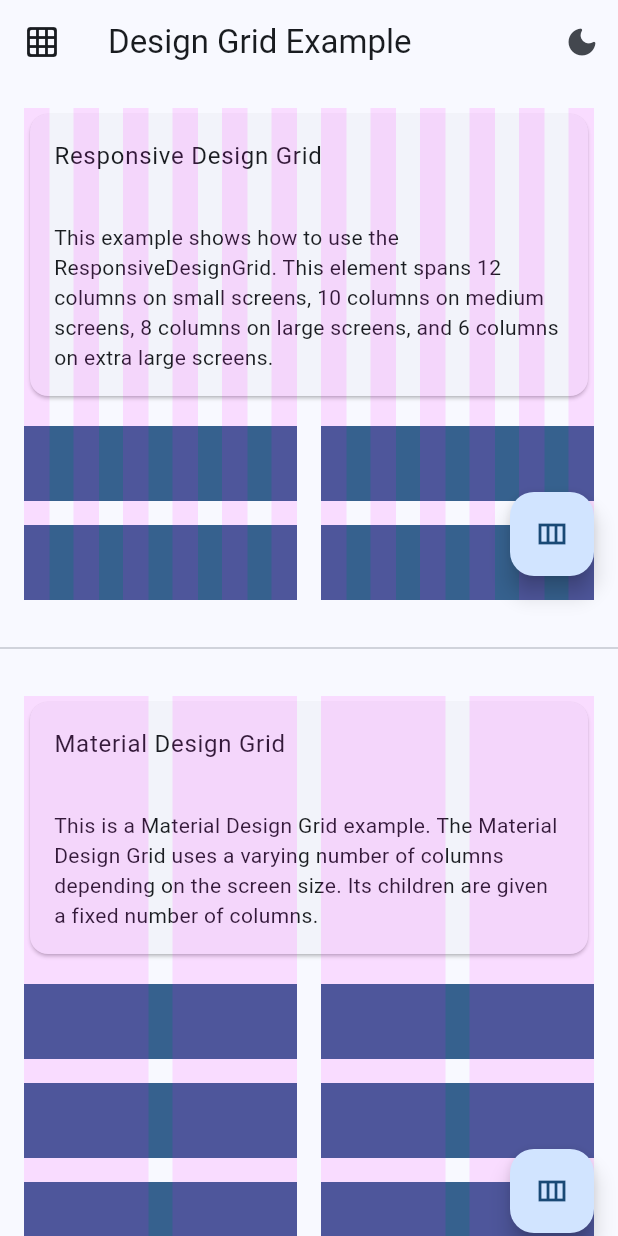
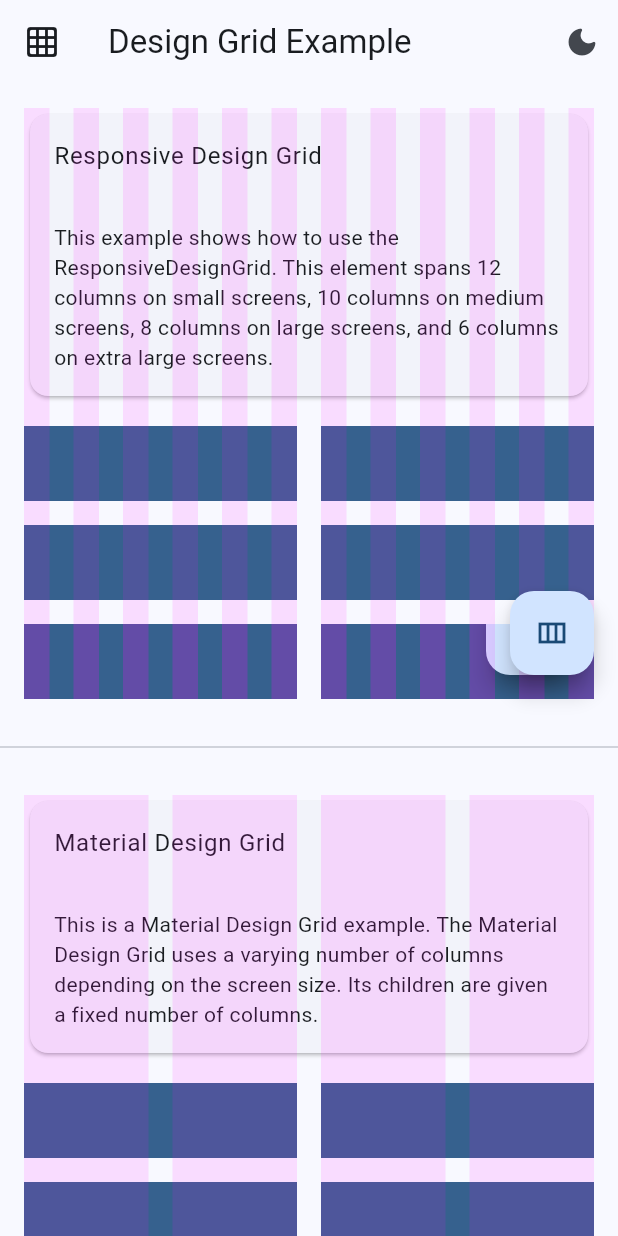
Before and after one commit to inf0rmatix/design_grid, a Flutter app: the screen it shows after launch, on a phone screen of 412 x 824 dp. Run offline on Flutter 3.47's test engine with Material 2 defaults, Android fonts, the phone set to English and light mode, and no system bars.

Commit message:
working on readme and examples

```diff
--- a/example/lib/main.dart
+++ b/example/lib/main.dart
@@ -153,6 +153,50 @@ class ResponsiveDesignGridExample extends StatelessWidget {
                 ),
               ],
             ),
+            // Nesting the Responsive Design Grid is indefinitely possible.
+            ResponsiveDesignGridRow(
+              children: [
+                ResponsiveDesignGridItem(
+                  columns: const ResponsiveDesignGridColumns(
+                    small: 12,
+                    medium: 10,
+                    large: 8,
+                    extraLarge: 6,
+                  ),
+                  child: ResponsiveDesignGridDebugOverlay(
+                    useOuterPadding: false,
+                    child: ResponsiveDesignGrid(
+                      children: [
+                        ResponsiveDesignGridRow(
+                          children: [
+                            ResponsiveDesignGridItem(
+                              columns: const ResponsiveDesignGridColumns(
+                                small: 6,
+                                medium: 4,
+                              ),
+                              child: Container(
+                                height: 50,
+                                color: Theme.of(context).colorScheme.primary,
+                              ),
+                            ),
+                            ResponsiveDesignGridItem(
+                              columns: const ResponsiveDesignGridColumns(
+                                small: 6,
+                                medium: 4,
+                              ),
+                              child: Container(
+                                height: 50,
+                                color: Theme.of(context).colorScheme.primary,
+                              ),
+                            ),
+                          ],
+                        ),
+                      ],
+                    ),
+                  ),
+                ),
+              ],
+            ),
           ],
         ),
       ),
```
Also changed, not shown: 1 other file.
